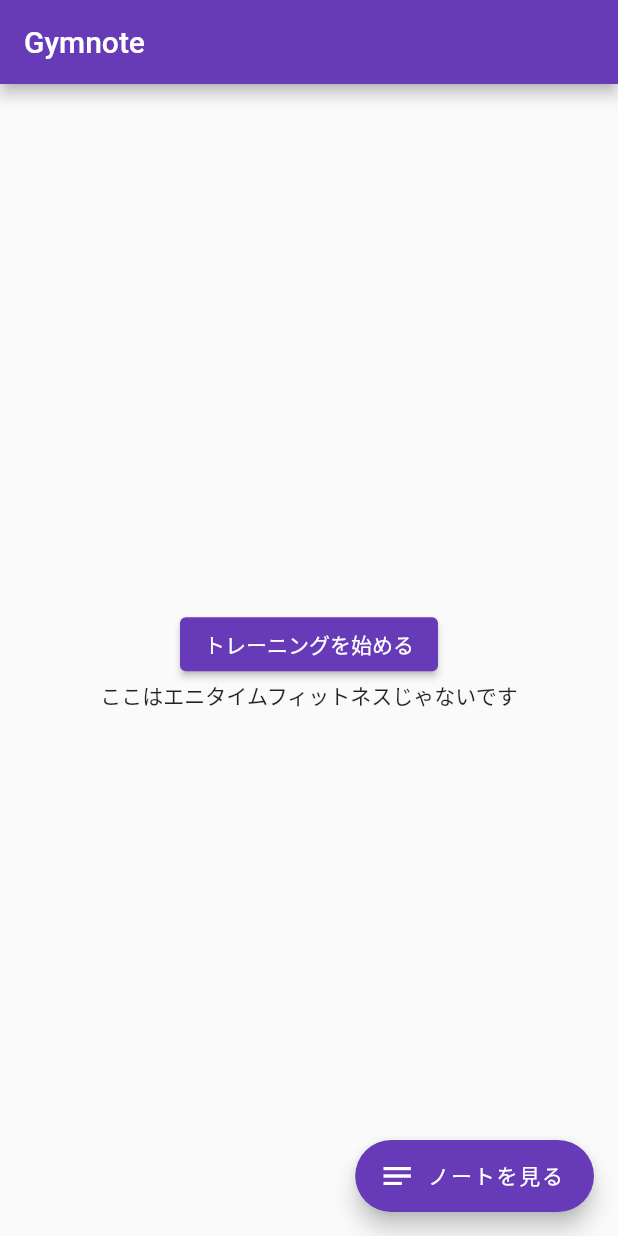
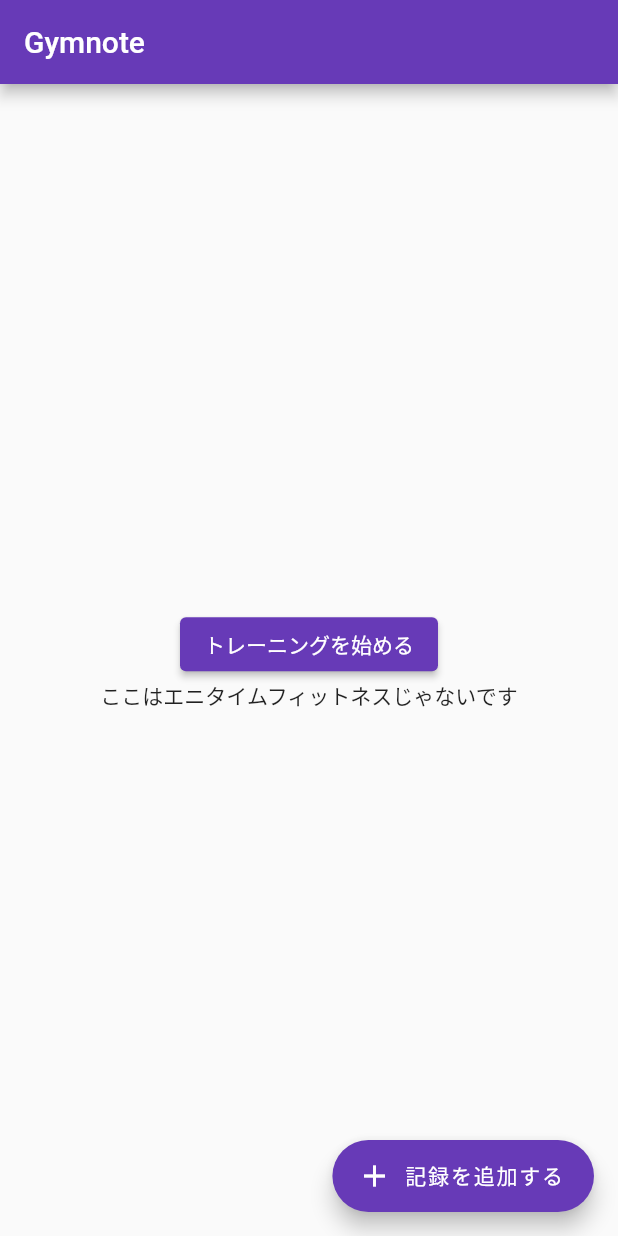
Before and after one commit to kaytaka0/gymnote, a Flutter app: the screen it shows after launch, on a phone screen of 412 x 824 dp. Run offline on Flutter 3.47's test engine with Material 2 defaults, Android fonts, the phone set to English and light mode, and no system bars; our stand-ins replace location.

```diff
--- a/lib/main.dart
+++ b/lib/main.dart
@@ -1,7 +1,7 @@
 import 'package:flutter/material.dart';
-import 'package:gymnote/log.dart';
 import 'package:location/location.dart';
 
+import 'gym_not_found.dart';
 import 'location_utils.dart';
 
 void main() {
@@ -47,7 +47,6 @@ class _HomePageState extends State<HomePage> {
         title: Text(widget.title),
       ),
       body: Container(
-        // padding: EdgeInsets.all(110),
         child: Column(
           mainAxisAlignment: MainAxisAlignment.center,
           children: <Widget>[
@@ -76,14 +75,17 @@ class _HomePageState extends State<HomePage> {
       ),
       floatingActionButton: FloatingActionButton.extended(
         onPressed: () {
+          // GymNotFoundPage, WorkoutStartPageのいづれかに遷移する
+          // 位置情報の取得が非同期関数を用いるため、ボタンが押された際にはローディングを表示させる
+          //
           Navigator.of(context).push(
             MaterialPageRoute(builder: (context) {
-              return LogPage();
+              return GymNotFoundPage();
             }),
           );
         },
-        icon: Icon(Icons.notes),
-        label: const Text('ノートを見る'),
+        icon: Icon(Icons.add),
+        label: const Text('記録を追加する'),
         backgroundColor: Colors.deepPurple,
       ),
     );
```
Also changed, not shown: lib/gym_not_found.dart (added, +37 -0 lines), lib/push.dart (deleted).
